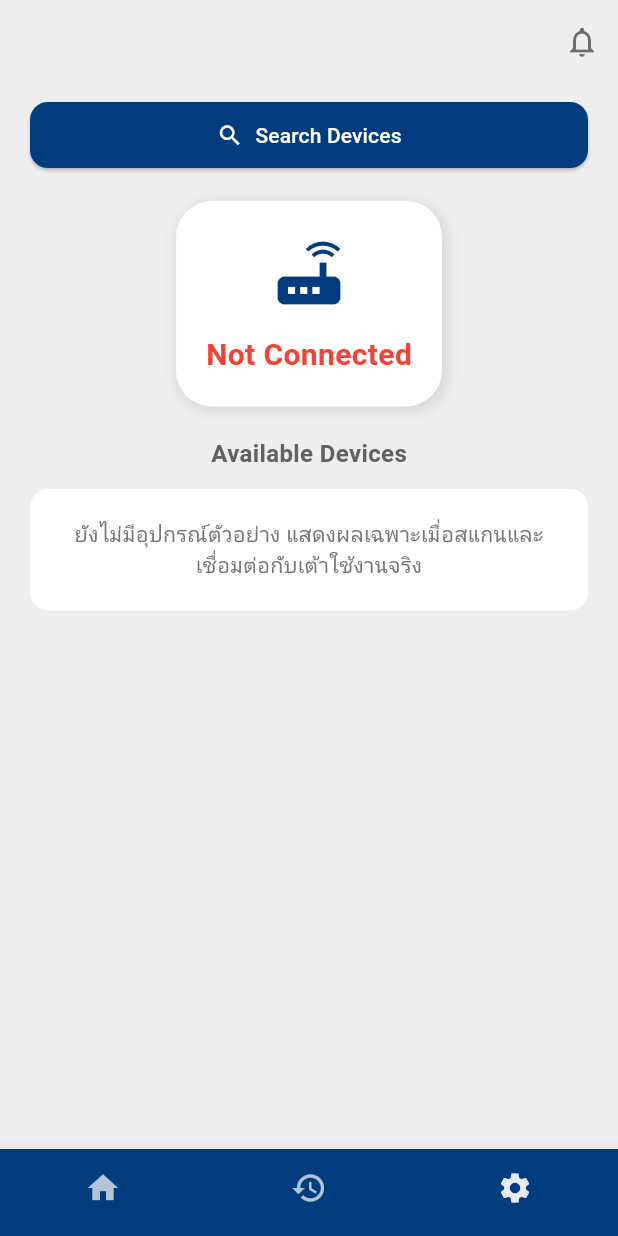
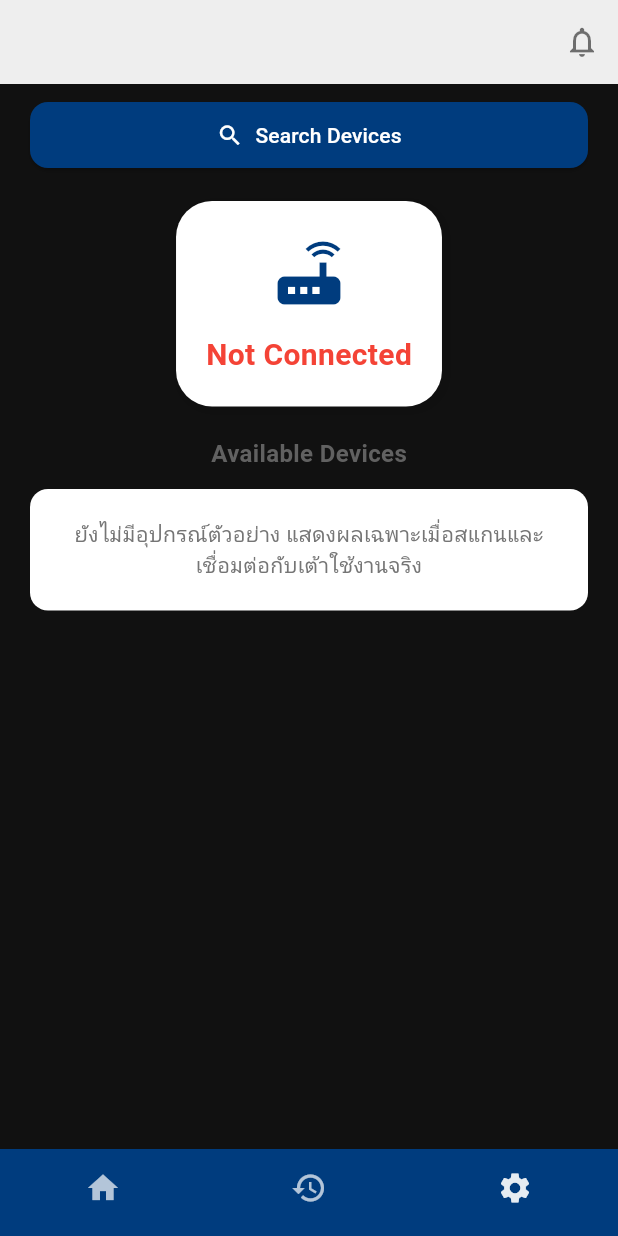
Before and after one commit to KTNza/fish, a Flutter app: the screen it shows after launch, item 3 of the bottom bar chosen, on a phone screen of 412 x 824 dp. Run offline on Flutter 3.47's test engine with Material 3 defaults, Android fonts, the phone set to English and light mode, and no system bars; our stand-ins replace flutter_local_notifications, shared_preferences, sqflite; missing offline and left inert: mqtt_client; accounts and stored records are empty.

Commit message:
พิมพ์บอกสั้นๆ ว่าเราแก้อะไรไป

```diff
--- a/lib/Connect.dart
+++ b/lib/Connect.dart
@@ -17,7 +17,7 @@ class _ConnectPageState extends State<ConnectPage> {
   String? _connectedDevice;
 
   // อุปกรณ์ที่พบหลังจากสแกน (จะเติมจาก Bluetooth scan จริง)
-  List<Map<String, String>> _availableDevices = [];
+  final List<Map<String, String>> _availableDevices = [];
 
   // ฟังก์ชันค้นหาอุปกรณ์
   void _scanDevices() {
@@ -64,7 +64,7 @@ class _ConnectPageState extends State<ConnectPage> {
   @override
   Widget build(BuildContext context) {
     return Scaffold(
-      backgroundColor: Colors.grey[200], // พื้นหลังสีเทาอ่อน
+      backgroundColor: const Color.fromARGB(255, 17, 17, 17), // พื้นหลังสีเทาอ่อน
       appBar: AppBar(
         automaticallyImplyLeading: false, // เอาปุ่ม back ออก
         backgroundColor: Colors.grey[200],
```
